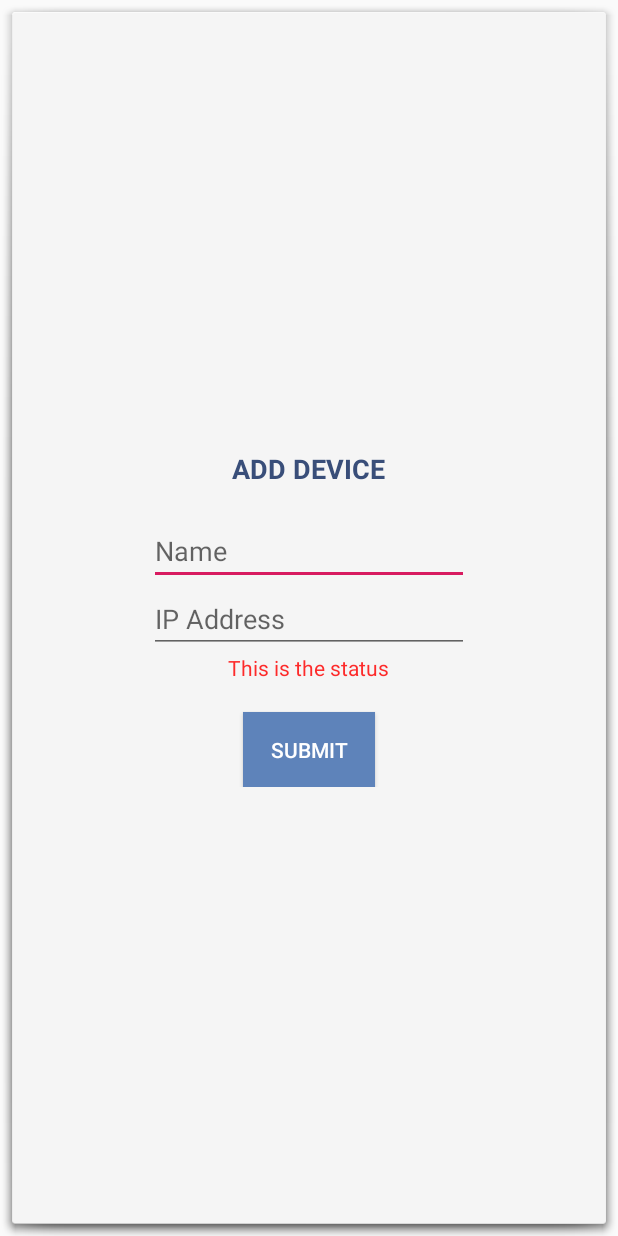
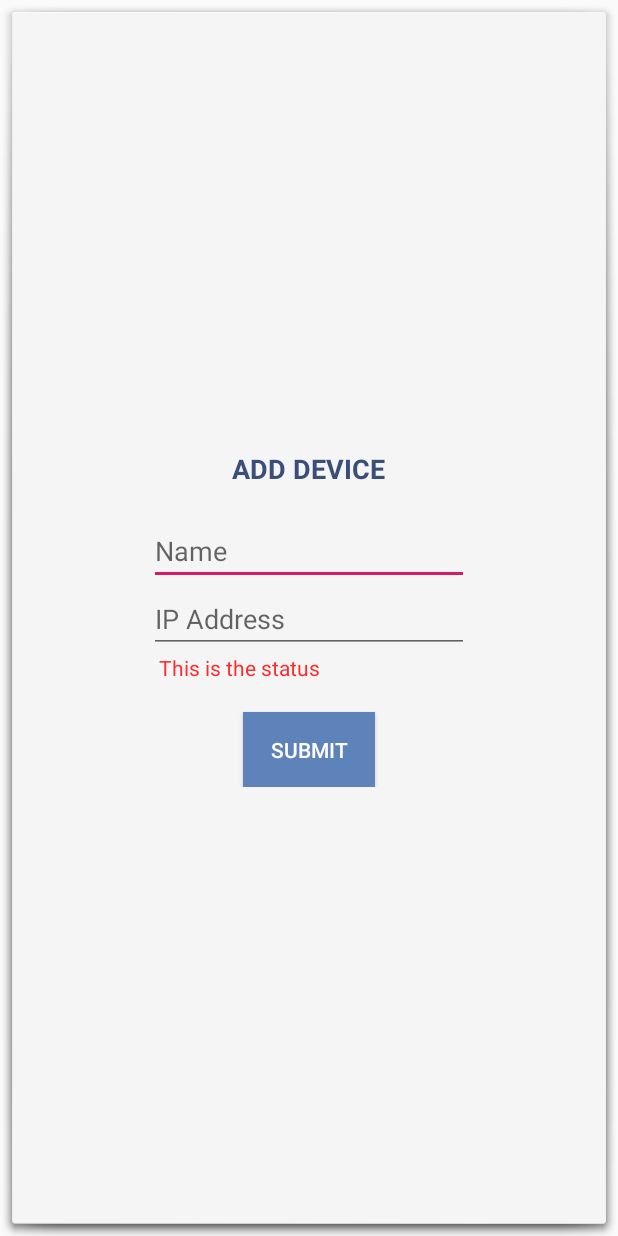
Before and after one commit to Trackbool/DevicesFileTransferAndroid, an Android app: the layout fragment_dialog_add_device.xml on its own in the app's theme, with its tools: preview values and no code run, on a phone screen of 412 x 824 dp. Run offline under Robolectric (Android 15) with nearby library versions, the phone set to English and light mode, and no system bars.

Commit message:
Set form status textView width

```diff
--- a/app/src/main/res/layout/fragment_dialog_add_device.xml
+++ b/app/src/main/res/layout/fragment_dialog_add_device.xml
@@ -51,12 +51,13 @@
                 android:importantForAutofill="no"
                 android:inputType="text" />
         </LinearLayout>
+
         <TextView
             android:id="@+id/errorTextView"
-            android:layout_width="wrap_content"
+            android:layout_width="200dp"
             android:layout_height="wrap_content"
             android:textColor="@color/errorRed"
-            tools:text="This is the status"/>
+            tools:text="This is the status" />
         <Button
             android:id="@+id/formSubmitButton"
             style="@style/SecondaryButton"
```
